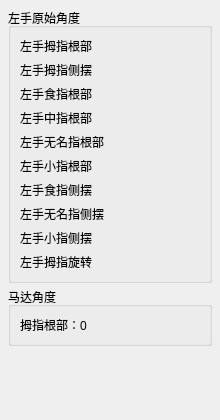
First picture: the form in ui/linker_hand_widget.ui, repository FOHEART/MotionGloveSDK_python, before the edit.
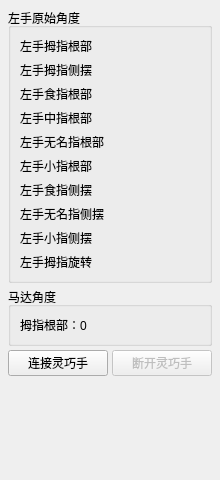
Second picture: the form after the edit.

Commit message: feat: Add connection buttons and enhance LinkerHandWidget functionality with threading support

Diff of the .ui file:
```diff
--- a/ui/linker_hand_widget.ui
+++ b/ui/linker_hand_widget.ui
@@ -7,7 +7,7 @@
     <x>0</x>
     <y>0</y>
     <width>220</width>
-    <height>420</height>
+    <height>480</height>
    </rect>
   </property>
   <layout class="QVBoxLayout" name="rootLayout">
@@ -107,6 +107,21 @@
      </layout>
     </widget>
    </item>
+   <item>
+    <layout class="QHBoxLayout" name="layoutButtons">
+     <item>
+      <widget class="QPushButton" name="btn_connect">
+       <property name="text"><string>连接灵巧手</string></property>
+      </widget>
+     </item>
+     <item>
+      <widget class="QPushButton" name="btn_disconnect">
+       <property name="text"><string>断开灵巧手</string></property>
+       <property name="enabled"><bool>false</bool></property>
+      </widget>
+     </item>
+    </layout>
+   </item>
    <item>
     <spacer name="verticalSpacer">
      <property name="orientation"><enum>Qt::Vertical</enum></property>
```
The commit also changes 1 other file.
